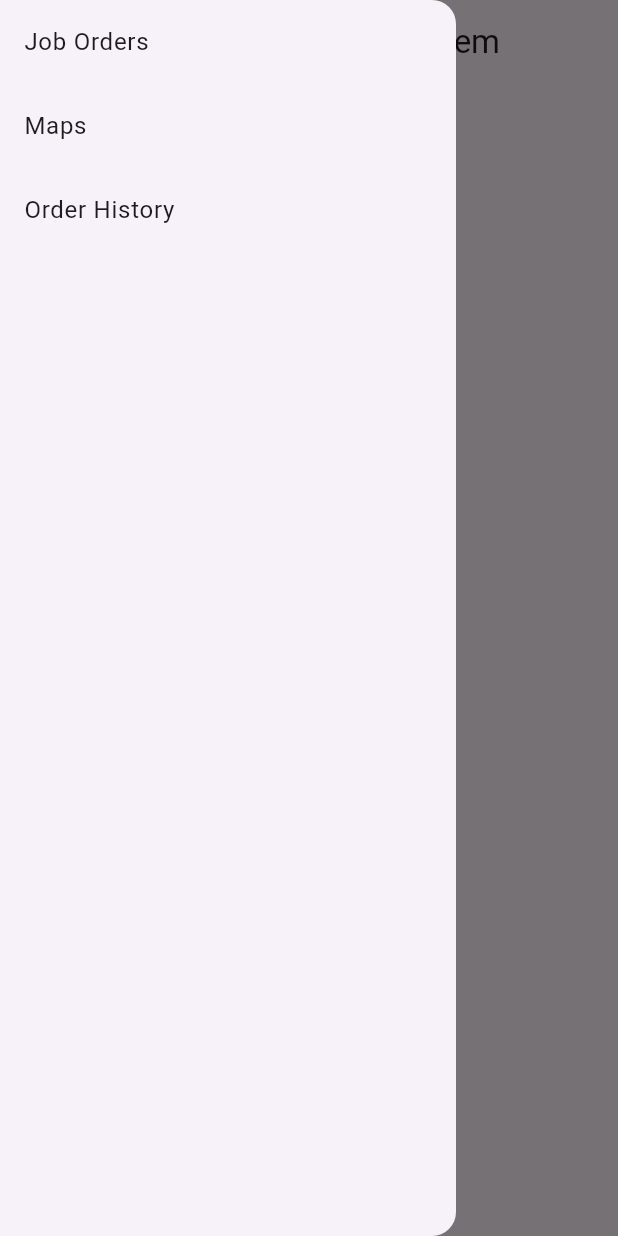
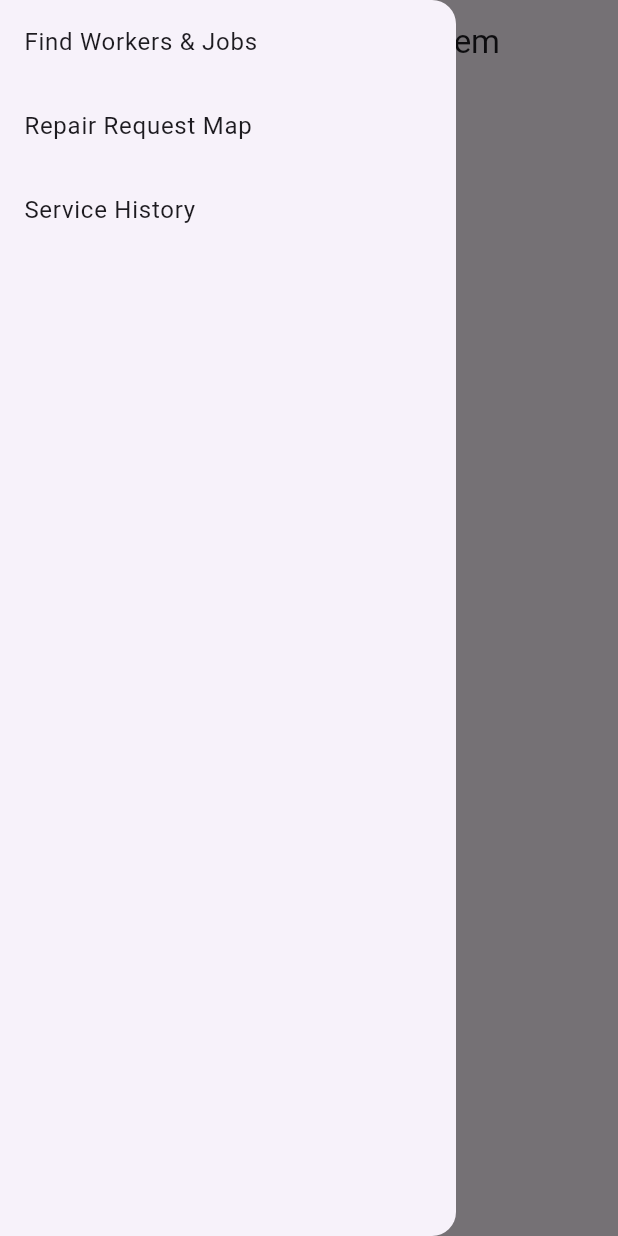
Before and after one commit to helmarIsrael/fleetManagementSystem, a Flutter app: the screen it shows after launch, with the side drawer open, on a phone screen of 412 x 824 dp. Run offline on Flutter 3.47's test engine with Material 3 defaults, Android fonts, the phone set to English and light mode, and no system bars; our stand-ins replace flutter_riverpod.

Commit message:
Change titles in drawer

```diff
--- a/fleetmanagementsystem/lib/pages/landingPage/landingPage.dart
+++ b/fleetmanagementsystem/lib/pages/landingPage/landingPage.dart
@@ -21,19 +21,19 @@ class LandingPage extends StatelessWidget {
           child: ListView(
             children: [
               ListTile(
-                title: Text("Job Orders"),
+                title: Text("Find Workers & Jobs"),
               ),
               ListTile(
-                title: Text("Maps")
+                title: Text("Repair Request Map")
               ),
               ListTile(
-                title: Text("Order History"),
+                title: Text("Service History"),
               )
             ],
           ),
         ),
         body: Center(
-          child: Text('Hello World!'),
+          child: Text('Insert Dashboard here'),
         ),
       );
   }
```
